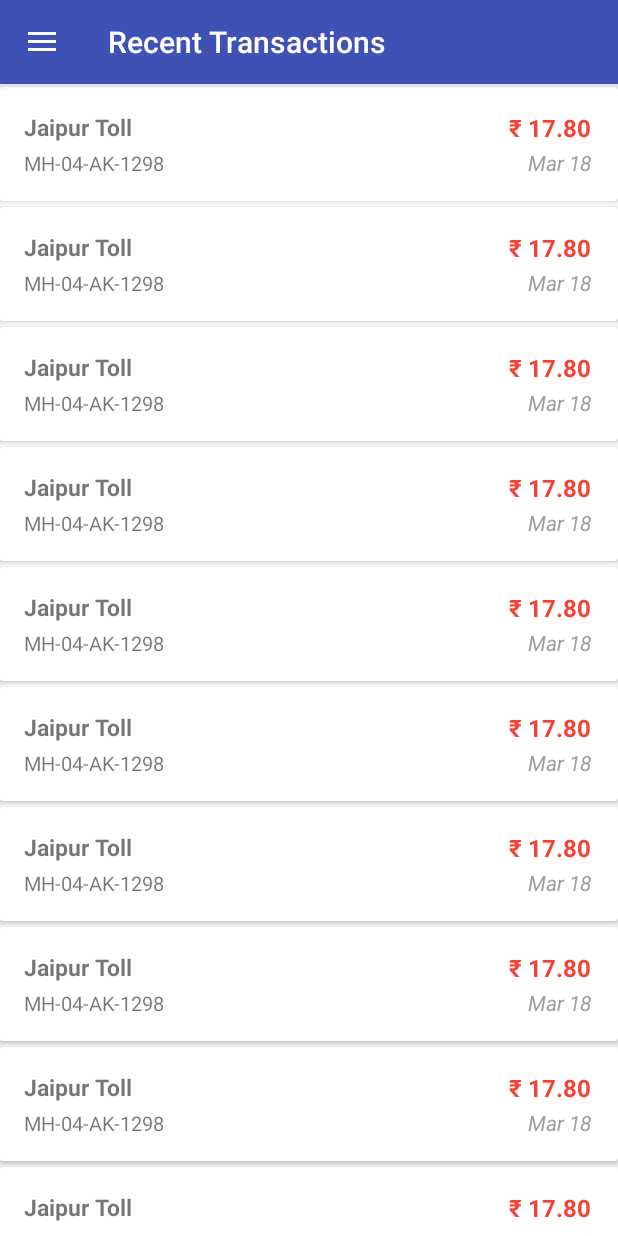
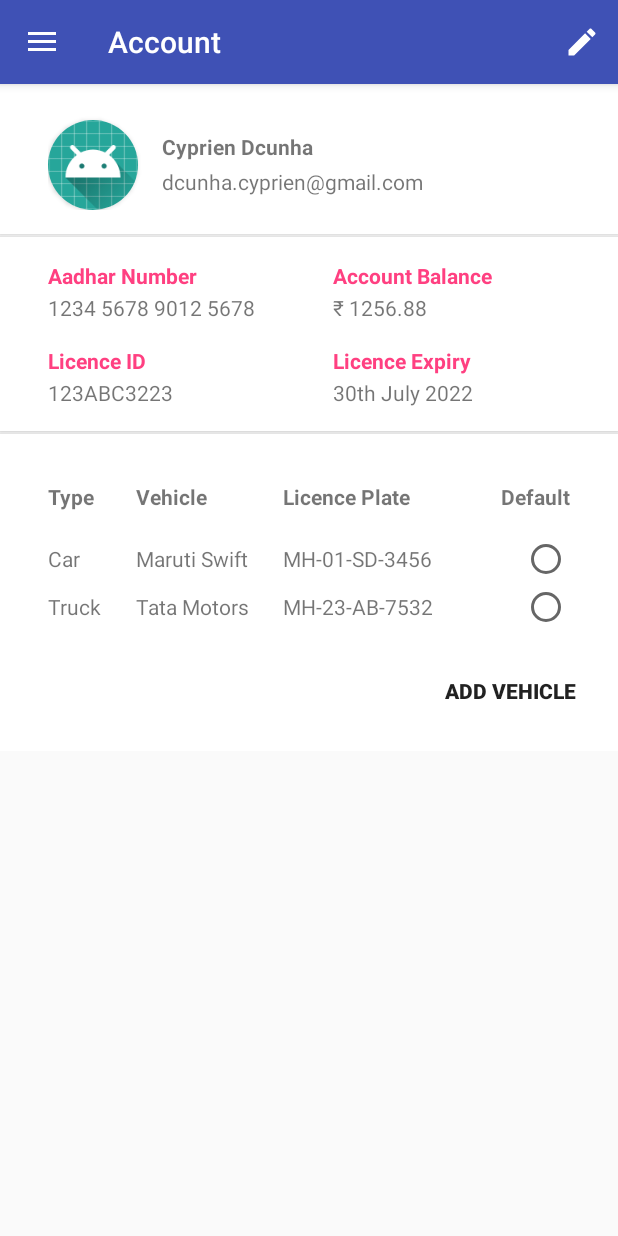
Before and after one commit to jitendra9873/SmartLanes, an Android app: the MainActivity screen opened directly, with no data from a screen before it, in the side drawer, after a tap on "Profile", on a phone screen of 412 x 824 dp. Run offline under Robolectric (Android 15) with nearby library versions, the phone set to English and light mode, and no system bars; 1 statement that could not run was skipped.

Commit message:
Add accounts section

```diff
--- a/app/src/main/AndroidManifest.xml
+++ b/app/src/main/AndroidManifest.xml
@@ -16,6 +16,8 @@
         android:theme="@style/AppTheme" >
         <activity android:name=".LoginActivity"
             android:theme="@style/AppTheme"/>
+        <activity android:name=".EditProfileActivity"
+            android:theme="@style/AppTheme"/>
         <activity
             android:name=".MainActivity"
             android:theme="@style/AppTheme">
--- /dev/null
+++ b/app/src/main/java/io/github/jitendra9873/smartlanes/EditProfileActivity.java
@@ -0,0 +1,14 @@
+package io.github.jitendra9873.smartlanes;
+
+import android.os.Bundle;
+import android.support.v7.app.AppCompatActivity;
+
+public class EditProfileActivity extends AppCompatActivity {
+
+    @Override
+    protected void onCreate(Bundle savedInstanceState) {
+        super.onCreate(savedInstanceState);
+        setContentView(R.layout.activity_main);
+
+    }
+}
--- a/app/src/main/java/io/github/jitendra9873/smartlanes/MainActivity.java
+++ b/app/src/main/java/io/github/jitendra9873/smartlanes/MainActivity.java
@@ -19,6 +19,7 @@ import android.view.MenuItem;
 
 import java.lang.ref.WeakReference;
 
+import io.github.jitendra9873.smartlanes.fragments.AccountFragment;
 import io.github.jitendra9873.smartlanes.fragments.HomeFragment;
 import io.github.jitendra9873.smartlanes.fragments.TransactionsFragment;
 
@@ -83,6 +84,9 @@ public class MainActivity extends AppCompatActivity implements NavigationView.On
             case R.id.nav_menu_rec_transactions:
                 fragment = new TransactionsFragment();
                 break;
+            case R.id.nav_menu_profile:
+                fragment = new AccountFragment();
+                break;
         }
         if(fragment != null){
             FragmentTransaction ft = getSupportFragmentManager().beginTransaction();
--- /dev/null
+++ b/app/src/main/java/io/github/jitendra9873/smartlanes/fragments/AccountFragment.java
@@ -0,0 +1,76 @@
+package io.github.jitendra9873.smartlanes.fragments;
+
+
+import android.os.Bundle;
+import android.support.annotation.NonNull;
+import android.support.annotation.Nullable;
+import android.support.v4.app.Fragment;
+import android.support.v4.app.FragmentActivity;
+import android.view.LayoutInflater;
+import android.view.Menu;
+import android.view.MenuInflater;
+import android.view.MenuItem;
+import android.view.View;
+import android.view.ViewGroup;
+import android.widget.CompoundButton;
+import android.widget.RadioButton;
+import android.widget.TextView;
+
+import io.github.jitendra9873.smartlanes.R;
+
+public class AccountFragment extends Fragment {
+
+    @Override
+    public View onCreateView(@NonNull LayoutInflater inflater, @Nullable ViewGroup container, @Nullable Bundle savedInstanceState) {
+        View view = inflater.inflate(R.layout.fragment_account, container, false);
+
+        setHasOptionsMenu(true);
+
+        FragmentActivity act = getActivity();
+        if(act != null) getActivity().setTitle("Account");
+
+        TextView nameTV = view.findViewById(R.id.account_user_name);
+        TextView emailTV = view.findViewById(R.id.account_user_email);
+        TextView aadharnoTV = view.findViewById(R.id.account_aadhar_no);
+        TextView balanceTV = view.findViewById(R.id.account_balance);
+        TextView licenceIdTV = view.findViewById(R.id.account_licence_id);
+        TextView licenceExpTV = view.findViewById(R.id.account_licence_expiry);
+
+        final RadioButton button1 = view.findViewById(R.id.vt_rb1);
+        final RadioButton button2 = view.findViewById(R.id.vt_rb2);
+
+        button1.setOnCheckedChangeListener(new CompoundButton.OnCheckedChangeListener() {
+            @Override
+            public void onCheckedChanged(CompoundButton buttonView, boolean isChecked) {
+                if(isChecked) button2.setChecked(false);
+            }
+        });
+
+        button2.setOnCheckedChangeListener(new CompoundButton.OnCheckedChangeListener() {
+            @Override
+            public void onCheckedChanged(CompoundButton buttonView, boolean isChecked) {
+                if(isChecked) button1.setChecked(false);
+            }
+        });
+
+        return view;
+    }
+
+    @Override
+    public void onCreateOptionsMenu(Menu menu, MenuInflater inflater) {
+        inflater.inflate(R.menu.menu_account, menu);
+        menu.getItem(0).setIcon(R.drawable.ic_edit_white_24dp);
+        menu.getItem(0).setTitle("Edit profile");
+    }
+
+    @Override
+    public boolean onOptionsItemSelected(MenuItem item) {
+        switch (item.getItemId()) {
+            case R.id.menu_account_edit:
+                return true;
+            default:
+                return super.onOptionsItemSelected(item);
+        }
+    }
+
+}
--- /dev/null
+++ b/app/src/main/res/drawable/ic_edit_black_24dp.xml
@@ -0,0 +1,9 @@
+<vector xmlns:android="http://schemas.android.com/apk/res/android"
+        android:width="24dp"
+        android:height="24dp"
+        android:viewportWidth="24.0"
+        android:viewportHeight="24.0">
+    <path
+        android:fillColor="#FF000000"
+        android:pathData="M3,17.25V21h3.75L17.81,9.94l-3.75,-3.75L3,17.25zM20.71,7.04c0.39,-0.39 0.39,-1.02 0,-1.41l-2.34,-2.34c-0.39,-0.39 -1.02,-0.39 -1.41,0l-1.83,1.83 3.75,3.75 1.83,-1.83z"/>
+</vector>
--- /dev/null
+++ b/app/src/main/res/drawable/ic_edit_white_24dp.xml
@@ -0,0 +1,9 @@
+<vector xmlns:android="http://schemas.android.com/apk/res/android"
+        android:width="24dp"
+        android:height="24dp"
+        android:viewportWidth="24.0"
+        android:viewportHeight="24.0">
+    <path
+        android:fillColor="#FFFFFFFF"
+        android:pathData="M3,17.25V21h3.75L17.81,9.94l-3.75,-3.75L3,17.25zM20.71,7.04c0.39,-0.39 0.39,-1.02 0,-1.41l-2.34,-2.34c-0.39,-0.39 -1.02,-0.39 -1.41,0l-1.83,1.83 3.75,3.75 1.83,-1.83z"/>
+</vector>
--- /dev/null
+++ b/app/src/main/res/layout/activity_editprofile.xml
@@ -0,0 +1,6 @@
+<?xml version="1.0" encoding="utf-8"?>
+<android.support.constraint.ConstraintLayout
+    xmlns:android="http://schemas.android.com/apk/res/android" android:layout_width="match_parent"
+    android:layout_height="match_parent">
+
+</android.support.constraint.ConstraintLayout>
--- /dev/null
+++ b/app/src/main/res/layout/fragment_account.xml
@@ -0,0 +1,274 @@
+<?xml version="1.0" encoding="utf-8"?>
+<ScrollView xmlns:android="http://schemas.android.com/apk/res/android"
+    android:layout_width="match_parent"
+    android:layout_height="match_parent"
+    xmlns:app="http://schemas.android.com/apk/res-auto"
+    android:id="@+id/account_fragment_base_view">
+
+    <LinearLayout
+        android:layout_width="match_parent"
+        android:layout_height="wrap_content"
+        android:orientation="vertical">
+
+        <android.support.v7.widget.CardView
+            android:layout_width="match_parent"
+            android:layout_height="wrap_content"
+            app:cardCornerRadius="0dp">
+
+            <RelativeLayout
+                android:layout_width="match_parent"
+                android:layout_height="wrap_content"
+                android:paddingStart="32dp"
+                android:paddingEnd="32dp"
+                android:paddingBottom="16dp"
+                android:paddingTop="16dp">
+
+                <android.support.v7.widget.CardView
+                    android:layout_width="60dp"
+                    android:layout_height="60dp"
+                    app:cardCornerRadius="30dp"
+                    android:layout_marginTop="8dp"
+                    android:innerRadius="0dp"
+                    android:shape="ring"
+                    android:id="@+id/account_user_image_frame"
+                    android:thicknessRatio="1.4">
+
+                    <ImageView
+                        android:layout_height="60dp"
+                        android:layout_width="match_parent"
+                        android:id="@+id/settings_user_image"
+                        android:src="@mipmap/ic_launcher_round"
+                        android:layout_alignParentTop="true"
+                        android:layout_centerHorizontal="true"/>
+
+                </android.support.v7.widget.CardView>
+
+                <TextView
+                    android:layout_width="wrap_content"
+                    android:layout_height="wrap_content"
+                    android:layout_toEndOf="@id/account_user_image_frame"
+                    android:layout_marginTop="16dp"
+                    android:layout_marginStart="16dp"
+                    android:textStyle="bold"
+                    android:id="@+id/account_user_name"
+                    android:text="Cyprien Dcunha"/>
+
+                <TextView
+                    android:layout_width="wrap_content"
+                    android:layout_height="wrap_content"
+                    android:layout_toEndOf="@id/account_user_image_frame"
+                    android:layout_below="@id/account_user_name"
+                    android:layout_marginTop="4dp"
+                    android:layout_marginStart="16dp"
+                    android:id="@+id/account_user_email"
+                    android:text="dcunha.cyprien@gmail.com"/>
+
+            </RelativeLayout>
+
+        </android.support.v7.widget.CardView>
+
+        <android.support.v7.widget.CardView
+            android:layout_marginTop="2dp"
+            app:cardCornerRadius="0dp"
+            android:layout_width="match_parent"
+            android:layout_height="wrap_content">
+
+            <LinearLayout
+                android:layout_width="match_parent"
+                android:layout_height="wrap_content"
+                android:layout_margin="16dp"
+                android:weightSum="1"
+                android:baselineAligned="false">
+
+                <LinearLayout
+                    android:layout_width="0dp"
+                    android:layout_height="wrap_content"
+                    android:layout_weight="0.5"
+                    android:layout_marginStart="16dp"
+                    android:orientation="vertical">
+
+                    <TextView
+                        android:layout_width="wrap_content"
+                        android:layout_height="wrap_content"
+                        android:text="Aadhar Number"
+                        android:textColor="@color/colorAccent"
+                        android:textStyle="bold"/>
+
+
+                    <TextView
+                        android:id="@+id/account_aadhar_no"
+                        android:layout_width="wrap_content"
+                        android:layout_height="wrap_content"
+                        android:layout_marginTop="2dp"
+                        android:text="1234 5678 9012 5678"/>
+
+                    <TextView
+                        android:layout_width="wrap_content"
+                        android:layout_height="wrap_content"
+                        android:layout_marginTop="16dp"
+                        android:text="Licence ID"
+                        android:textColor="@color/colorAccent"
+                        android:textStyle="bold"/>
+
+
+                    <TextView
+                        android:id="@+id/account_licence_id"
+                        android:layout_width="wrap_content"
+                        android:layout_height="wrap_content"
+                        android:layout_marginTop="2dp"
+                        android:text="123ABC3223"/>
+
+                </LinearLayout>
+
+                <LinearLayout
+                    android:layout_width="0dp"
+                    android:layout_height="wrap_content"
+                    android:layout_weight="0.5"
+                    android:layout_marginStart="16dp"
+                    android:orientation="vertical">
+
+
+                    <TextView
+                        android:layout_width="wrap_content"
+                        android:layout_height="wrap_content"
+                        android:text="Account Balance"
+                        android:textColor="@color/colorAccent"
+                        android:textStyle="bold"/>
+
+
+                    <TextView
+                        android:id="@+id/account_balance"
+                        android:layout_width="wrap_content"
+                        android:layout_height="wrap_content"
+                        android:layout_marginTop="2dp"
+                        android:text="₹ 1256.88"/>
+
+                    <TextView
+                        android:layout_width="wrap_content"
+                        android:layout_height="wrap_content"
+                        android:layout_marginTop="16dp"
+                        android:text="Licence Expiry"
+                        android:textColor="@color/colorAccent"
+                        android:textStyle="bold"/>
+
+
+                    <TextView
+                        android:id="@+id/account_licence_expiry"
+                        android:layout_width="wrap_content"
+                        android:layout_height="wrap_content"
+                        android:layout_marginTop="2dp"
+                        android:text="30th July 2022"/>
+
+
+                </LinearLayout>
+
+            </LinearLayout>
+
+        </android.support.v7.widget.CardView>
+
+        <android.support.v7.widget.CardView
+            android:layout_marginTop="2dp"
+            app:cardCornerRadius="0dp"
+            android:layout_width="match_parent"
+            android:layout_height="wrap_content">
+
+            <LinearLayout
+                android:layout_width="match_parent"
+                android:layout_height="wrap_content"
+                android:orientation="vertical">
+
+                <TableLayout
+                    android:layout_width="match_parent"
+                    android:layout_height="wrap_content"
+                    android:layout_marginStart="32dp"
+                    android:layout_marginEnd="32dp"
+                    android:layout_marginTop="32dp"
+                    android:layout_marginBottom="16dp"
+                    android:stretchColumns="1,2,3,4">
+
+                    <TableRow
+                        android:layout_marginBottom="16dp">
+                        <TextView
+                            android:layout_column="1"
+                            android:textStyle="bold"
+                            android:text="Type"/>
+                        <TextView
+                            android:layout_column="2"
+                            android:textStyle="bold"
+                            android:text="Vehicle"/>
+                        <TextView
+                            android:layout_column="3"
+                            android:textStyle="bold"
+                            android:text="Licence Plate"/>
+                        <TextView
+                            android:layout_column="4"
+                            android:textStyle="bold"
+                            android:layout_gravity="end"
+                            android:text="Default"/>
+                    </TableRow>
+
+                    <TableRow>
+                        <TextView
+                            android:layout_column="1"
+                            android:layout_gravity="center_vertical"
+                            android:text="Car"/>
+                        <TextView
+                            android:layout_column="2"
+                            android:layout_gravity="center_vertical"
+                            android:text="Maruti Swift"/>
+                        <TextView
+                            android:layout_column="3"
+                            android:layout_gravity="center_vertical"
+                            android:text="MH-01-SD-3456"/>
+
+                        <RadioButton
+                            android:id="@+id/vt_rb1"
+                            android:layout_column="4"
+                            android:layout_gravity="end"/>
+
+                    </TableRow>
+
+                    <TableRow>
+                        <TextView
+                            android:layout_column="1"
+                            android:layout_gravity="center_vertical"
+                            android:text="Truck"/>
+                        <TextView
+                            android:layout_column="2"
+                            android:layout_gravity="center_vertical"
+                            android:text="Tata Motors"/>
+                        <TextView
+                            android:layout_column="3"
+                            android:layout_gravity="center_vertical"
+                            android:text="MH-23-AB-7532"/>
+
+                        <RadioButton
+                            android:id="@+id/vt_rb2"
+                            android:layout_column="4"
+                            android:layout_gravity="end"/>
+
+                    </TableRow>
+
+                </TableLayout>
+
+                <Button
+                    android:layout_width="wrap_content"
+                    android:layout_height="wrap_content"
+                    android:layout_marginEnd="16dp"
+                    android:layout_marginBottom="16dp"
+                    android:layout_gravity="end"
+                    android:id="@+id/login_sign_in"
+                    style="@style/Widget.AppCompat.Button.Borderless"
+                    android:textStyle="bold"
+                    android:text="Add Vehicle"/>
+
+
+            </LinearLayout>
+
+
+
+        </android.support.v7.widget.CardView>
+
+    </LinearLayout>
+
+</ScrollView>
--- a/app/src/main/res/layout/nav_header.xml
+++ b/app/src/main/res/layout/nav_header.xml
@@ -23,13 +23,13 @@
         android:layout_width="match_parent"
         android:layout_height="wrap_content"
         android:paddingTop="@dimen/nav_header_vertical_spacing"
-        android:text="Android Studio"
+        android:text="Cyprien Dcunha"
         android:textAppearance="@style/TextAppearance.AppCompat.Body1" />
 
     <TextView
         android:id="@+id/textView"
         android:layout_width="wrap_content"
         android:layout_height="wrap_content"
-        android:text="android.studio@android.com" />
+        android:text="dcunha.cyprien@gmail.com" />
 
 </LinearLayout>
--- /dev/null
+++ b/app/src/main/res/menu/menu_account.xml
@@ -0,0 +1,12 @@
+<?xml version="1.0" encoding="utf-8"?>
+<menu xmlns:app="http://schemas.android.com/apk/res-auto"
+    xmlns:android="http://schemas.android.com/apk/res/android">
+
+
+    <item
+        android:id="@+id/menu_account_edit"
+        android:title="Edit"
+        android:icon="@drawable/ic_edit_white_24dp"
+        app:showAsAction="always"/>
+
+</menu>
```
